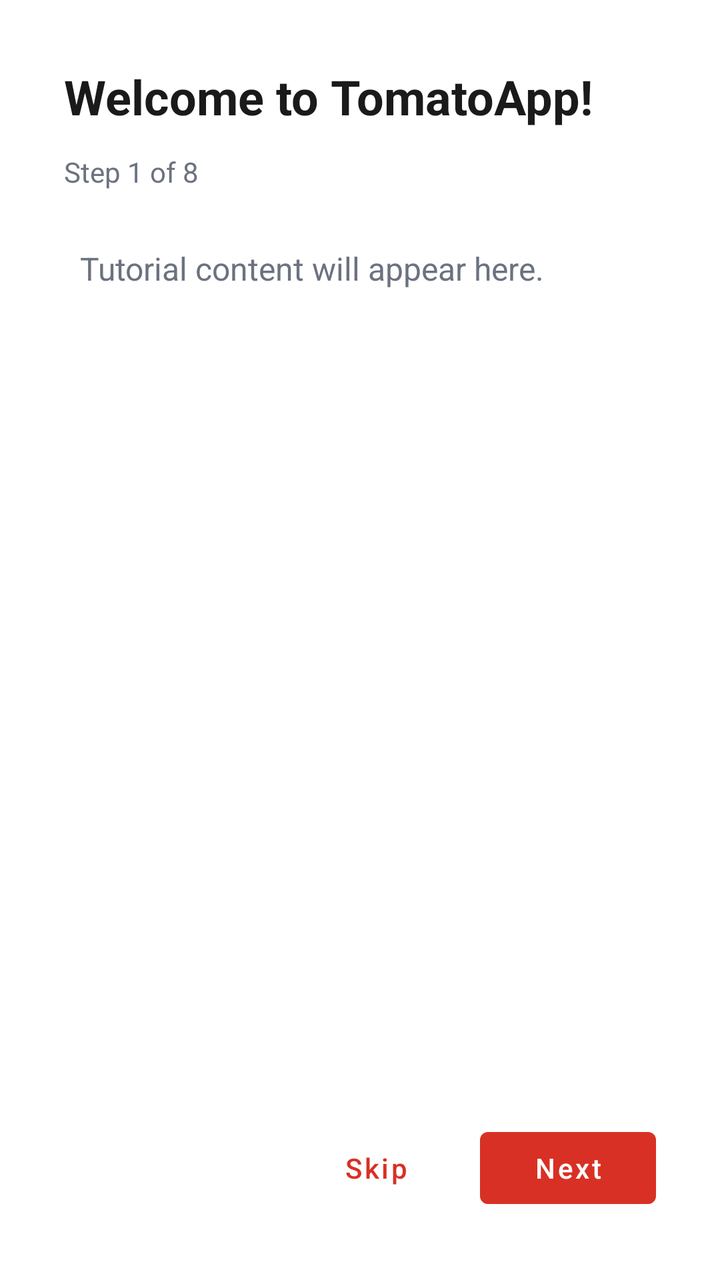
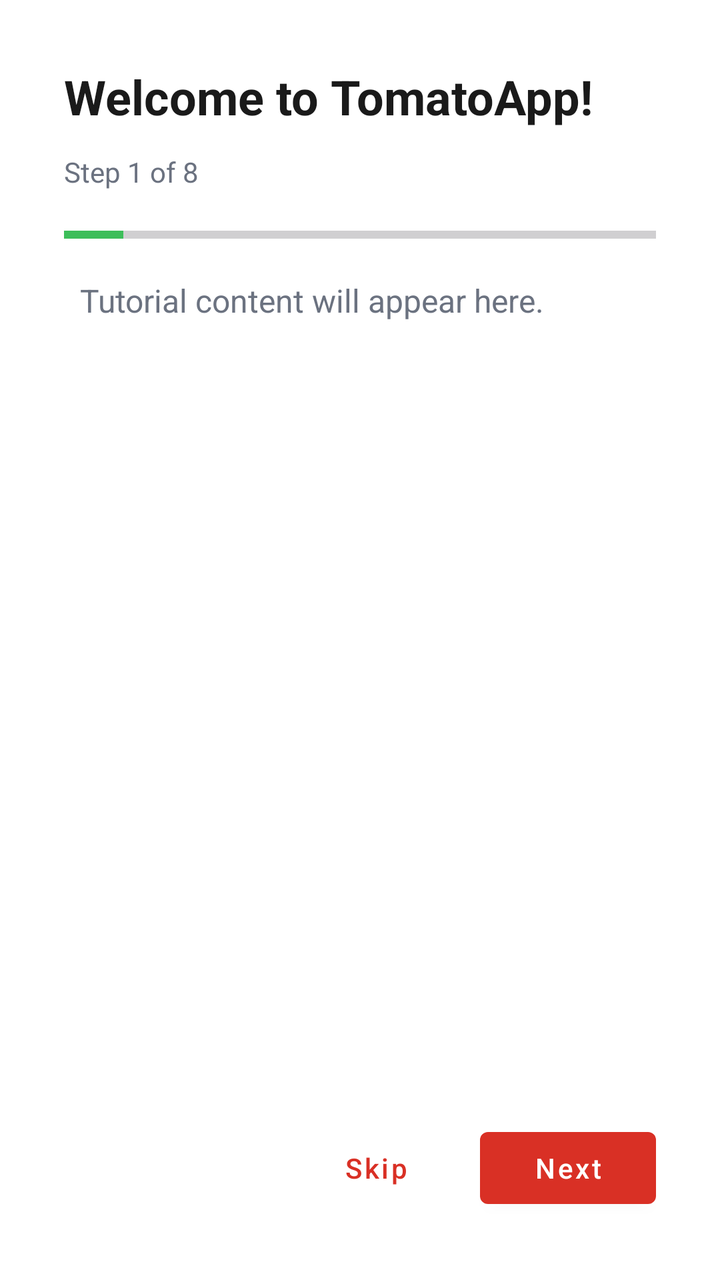

The first picture is an Android layout as it rendered before a commit; the second is the same layout after the commit. The layout source and the unified diff follow.
<!-- AndroidManifest.xml: application theme Theme.TomatoApp -->
<!-- res/layout/dialog_tutorial_step.xml -->
<?xml version="1.0" encoding="utf-8"?>
<LinearLayout xmlns:android="http://schemas.android.com/apk/res/android"
    xmlns:app="http://schemas.android.com/apk/res-auto"
    android:layout_width="match_parent"
    android:layout_height="wrap_content"
    android:orientation="vertical"
    android:padding="32dp"
    android:minHeight="500dp"
    android:background="@color/white">

    
    <TextView
        android:id="@+id/txtTutorialTitle"
        android:layout_width="match_parent"
        android:layout_height="wrap_content"
        android:text="Welcome to TomatoApp!"
        android:textSize="24sp"
        android:textStyle="bold"
        android:textColor="@color/text_primary"
        android:layout_marginBottom="12dp" />

    
    <TextView
        android:id="@+id/txtTutorialProgress"
        android:layout_width="wrap_content"
        android:layout_height="wrap_content"
        android:text="Step 1 of 8"
        android:textSize="14sp"
        android:textColor="@color/text_secondary"
        android:layout_marginBottom="20dp" />

    
    <ScrollView
        android:layout_width="match_parent"
        android:layout_height="0dp"
        android:layout_weight="1"
        android:fillViewport="true"
        android:minHeight="300dp"
        android:maxHeight="500dp">

        <TextView
            android:id="@+id/txtTutorialContent"
            android:layout_width="match_parent"
            android:layout_height="wrap_content"
            android:text="Tutorial content will appear here."
            android:textSize="16sp"
            android:textColor="@color/text_secondary"
            android:lineSpacingExtra="6dp"
            android:padding="8dp" />
    </ScrollView>

    
    <LinearLayout
        android:layout_width="match_parent"
        android:layout_height="wrap_content"
        android:orientation="horizontal"
        android:layout_marginTop="24dp"
        android:gravity="end">

        <com.google.android.material.button.MaterialButton
            android:id="@+id/btnTutorialPrevious"
            android:layout_width="wrap_content"
            android:layout_height="wrap_content"
            android:text="Previous"
            android:textAllCaps="false"
            style="@style/Widget.MaterialComponents.Button.TextButton"
            android:layout_marginEnd="8dp"
            android:visibility="gone" />

        <com.google.android.material.button.MaterialButton
            android:id="@+id/btnTutorialSkip"
            android:layout_width="wrap_content"
            android:layout_height="wrap_content"
            android:text="Skip"
            android:textAllCaps="false"
            style="@style/Widget.MaterialComponents.Button.TextButton"
            android:layout_marginEnd="8dp" />

        <com.google.android.material.button.MaterialButton
            android:id="@+id/btnTutorialNext"
            android:layout_width="wrap_content"
            android:layout_height="wrap_content"
            android:text="Next"
            android:textAllCaps="false"
            style="@style/Widget.MaterialComponents.Button" />
    </LinearLayout>

</LinearLayout>
<!-- resources referenced by this layout -->
<resources>
  <color name="text_primary">#1A1A1A</color>
  <color name="text_secondary">#6B7280</color>
  <color name="white">#FFFFFFFF</color>
  <style name="Theme.TomatoApp" parent="Base.Theme.TomatoApp" />
  <style name="Base.Theme.TomatoApp" parent="Theme.Material3.DayNight.NoActionBar">
          
          <item name="colorPrimary">@color/tomato_red</item>
          <item name="colorOnPrimary">@color/white</item>
          <item name="colorSecondary">@color/fresh_green</item>
          <item name="colorOnSecondary">@color/white</item>
          <item name="colorSurface">@color/surface</item>
          <item name="colorOnSurface">@color/text_primary</item>
          <item name="colorError">@color/error</item>
          <item name="android:windowBackground">@color/bg_light_gray</item>
      </style>
  <color name="tomato_red">#D93025</color>
  <color name="fresh_green">#3DBE5A</color>
  <color name="surface">#FFFFFF</color>
  <color name="error">#D93025</color>
  <color name="bg_light_gray">#FFF9F5</color>
</resources>

<!-- the commit's change to res/layout/dialog_tutorial_step.xml (unified diff, before → after) -->
@@ -28,6 +28,15 @@
         android:textSize="14sp"
         android:textColor="@color/text_secondary"
         android:layout_marginBottom="20dp" />
+    
+    
+    <ProgressBar
+        android:id="@+id/progressTutorial"
+        style="@style/Widget.AppCompat.ProgressBar.Horizontal"
+        android:layout_width="match_parent"
+        android:layout_height="4dp"
+        android:layout_marginBottom="12dp"
+        android:progress="10" />
 
     
     <ScrollView
